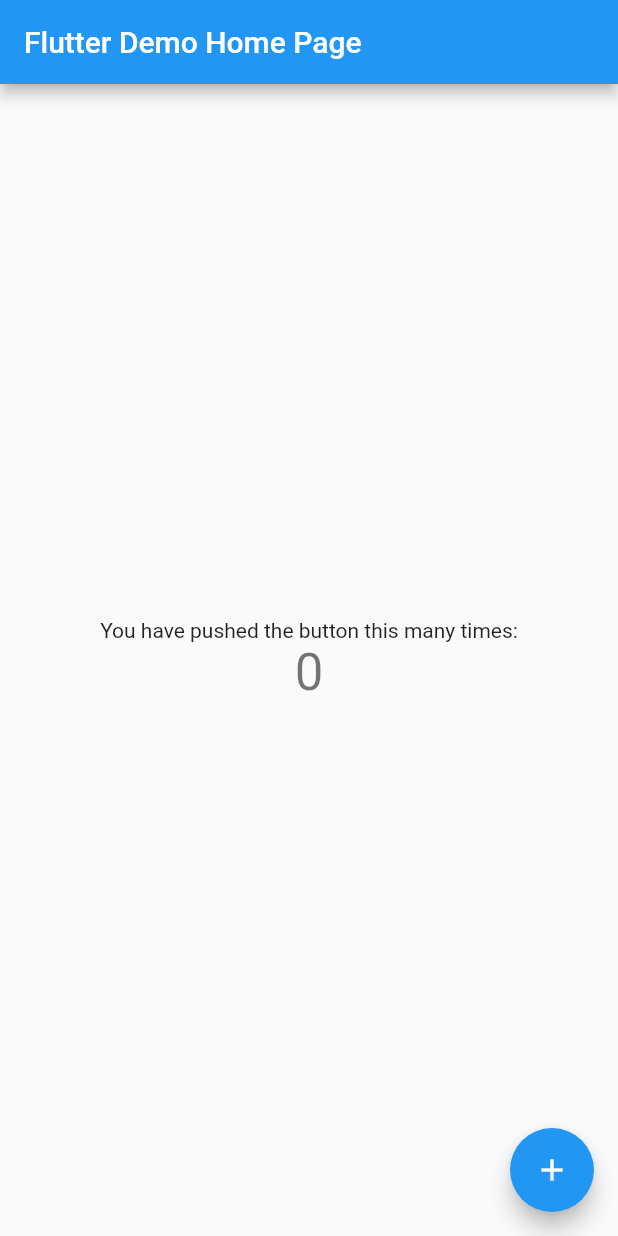
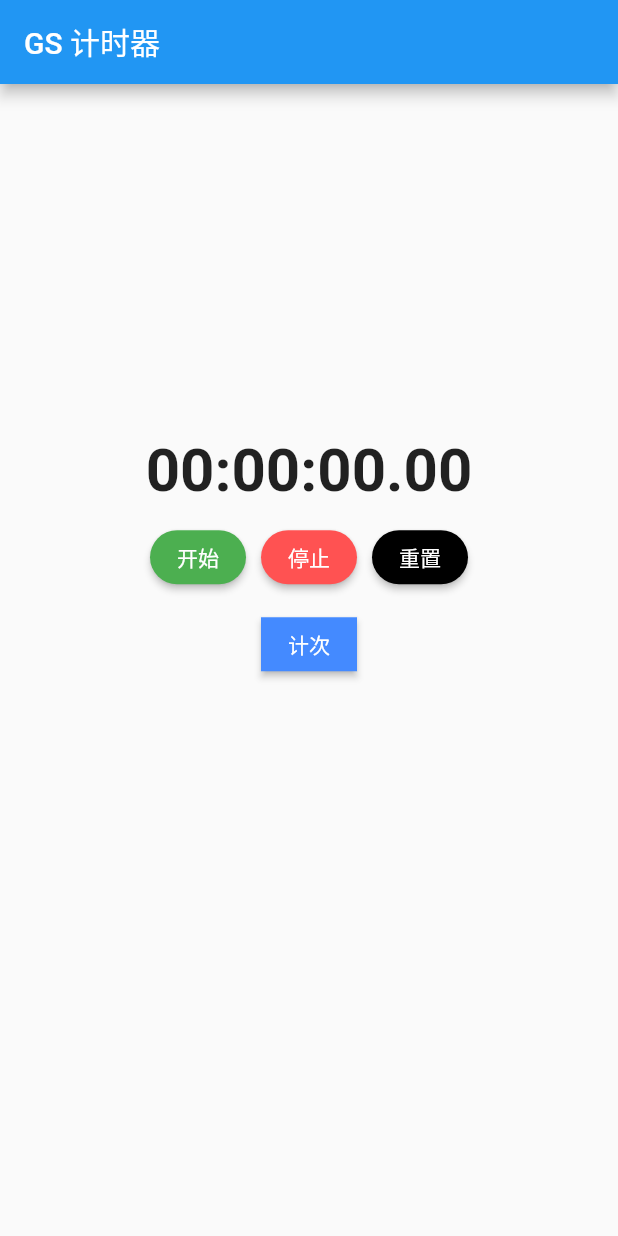
Before and after one commit to MuziLee-noob/gs_timer_mobile, a Flutter app: the screen it shows after launch, on a phone screen of 412 x 824 dp. Run offline on Flutter 3.47's test engine with Material 2 defaults, Android fonts, the phone set to English and light mode, and no system bars; our stand-ins replace stop_watch_timer.

Commit message:
[feat] 计时器基本功能

```diff
--- a/lib/main.dart
+++ b/lib/main.dart
@@ -1,4 +1,5 @@
 import 'package:flutter/material.dart';
+import 'package:stop_watch_timer/stop_watch_timer.dart';
 
 void main() {
   runApp(const MyApp());
@@ -11,7 +12,7 @@
   @override
   Widget build(BuildContext context) {
     return MaterialApp(
-      title: 'Flutter Demo',
+      title: 'GS 计时器',
       theme: ThemeData(
         // This is the theme of your application.
         //
@@ -24,22 +25,13 @@
         // is not restarted.
         primarySwatch: Colors.blue,
       ),
-      home: const MyHomePage(title: 'Flutter Demo Home Page'),
+      home: const MyHomePage(title: 'GS 计时器'),
     );
   }
 }
 
 class MyHomePage extends StatefulWidget {
   const MyHomePage({Key? key, required this.title}) : super(key: key);
-
-  // This widget is the home page of your application. It is stateful, meaning
-  // that it has a State object (defined below) that contains fields that affect
-  // how it looks.
-
-  // This class is the configuration for the state. It holds the values (in this
-  // case the title) provided by the parent (in this case the App widget) and
-  // used by the build method of the State. Fields in a Widget subclass are
-  // always marked "final".
 
   final String title;
 
@@ -48,68 +40,144 @@
 }
 
 class _MyHomePageState extends State<MyHomePage> {
-  int _counter = 0;
+  final StopWatchTimer _stopWatchTimer = StopWatchTimer();
+  final _isHours = true;
+  final _scrollController = ScrollController();
 
-  void _incrementCounter() {
-    setState(() {
-      // This call to setState tells the Flutter framework that something has
-      // changed in this State, which causes it to rerun the build method below
-      // so that the display can reflect the updated values. If we changed
-      // _counter without calling setState(), then the build method would not be
-      // called again, and so nothing would appear to happen.
-      _counter++;
-    });
+  @override
+  void dispose() {
+    super.dispose();
+    _stopWatchTimer.dispose();
+    _scrollController.dispose();
   }
 
   @override
   Widget build(BuildContext context) {
-    // This method is rerun every time setState is called, for instance as done
-    // by the _incrementCounter method above.
-    //
-    // The Flutter framework has been optimized to make rerunning build methods
-    // fast, so that you can just rebuild anything that needs updating rather
-    // than having to individually change instances of widgets.
     return Scaffold(
       appBar: AppBar(
-        // Here we take the value from the MyHomePage object that was created by
-        // the App.build method, and use it to set our appbar title.
         title: Text(widget.title),
       ),
       body: Center(
-        // Center is a layout widget. It takes a single child and positions it
-        // in the middle of the parent.
         child: Column(
-          // Column is also a layout widget. It takes a list of children and
-          // arranges them vertically. By default, it sizes itself to fit its
-          // children horizontally, and tries to be as tall as its parent.
-          //
-          // Invoke "debug painting" (press "p" in the console, choose the
-          // "Toggle Debug Paint" action from the Flutter Inspector in Android
-          // Studio, or the "Toggle Debug Paint" command in Visual Studio Code)
-          // to see the wireframe for each widget.
-          //
-          // Column has various properties to control how it sizes itself and
-          // how it positions its children. Here we use mainAxisAlignment to
-          // center the children vertically; the main axis here is the vertical
-          // axis because Columns are vertical (the cross axis would be
-          // horizontal).
           mainAxisAlignment: MainAxisAlignment.center,
-          children: <Widget>[
-            const Text(
-              'You have pushed the button this many times:',
+          children: [
+            StreamBuilder<int>(
+                stream: _stopWatchTimer.rawTime,
+                initialData: _stopWatchTimer.rawTime.value,
+                builder: (context, snapshot) {
+                  final value = snapshot.data;
+                  final displayTime =
+                      StopWatchTimer.getDisplayTime(value!, hours: _isHours);
+                  return Text(displayTime,
+                      style: const TextStyle(
+                          fontSize: 40.0, fontWeight: FontWeight.bold));
+                }),
+            const SizedBox(
+              height: 10.0,
             ),
-            Text(
-              '$_counter',
-              style: Theme.of(context).textTheme.headline4,
+            Row(
+              mainAxisAlignment: MainAxisAlignment.center,
+              children: [
+                ElevatedButton(
+                  style: ElevatedButton.styleFrom(
+                    primary: Colors.green,
+                    padding: const EdgeInsets.all(4),
+                    shape: const StadiumBorder(),
+                  ),
+                  onPressed: () {
+                    _stopWatchTimer.onExecute.add(StopWatchExecute.start);
+                  },
+                  child: const Text('开始'),
+                ),
+                const SizedBox(
+                  width: 10.0,
+                ),
+                ElevatedButton(
+                  style: ElevatedButton.styleFrom(
+                    primary: Colors.redAccent,
+                    padding: const EdgeInsets.all(4),
+                    shape: const StadiumBorder(),
+                  ),
+                  onPressed: () {
+                    _stopWatchTimer.onExecute.add(StopWatchExecute.stop);
+                  },
+                  child: const Text('停止'),
+                ),
+                const SizedBox(
+                  width: 10.0,
+                ),
+                ElevatedButton(
+                  style: ElevatedButton.styleFrom(
+                    primary: Colors.black,
+                    padding: const EdgeInsets.all(4),
+                    shape: const StadiumBorder(),
+                  ),
+                  onPressed: () {
+                    _stopWatchTimer.onExecute.add(StopWatchExecute.reset);
+                  },
+                  child: const Text('重置'),
+                ),
+              ],
             ),
+            const SizedBox(
+              height: 10.0,
+            ),
+            ElevatedButton(
+              style: ElevatedButton.styleFrom(
+                primary: Colors.blueAccent,
+                padding: const EdgeInsets.all(4),
+                shape: const BeveledRectangleBorder(),
+              ),
+              onPressed: () {
+                _stopWatchTimer.onExecute.add(StopWatchExecute.lap);
+              },
+              child: const Text('计次'),
+            ),
+            Container(
+              height: 120,
+              margin: const EdgeInsets.all(8),
+              child: StreamBuilder<List<StopWatchRecord>>(
+                stream: _stopWatchTimer.records,
+                initialData: _stopWatchTimer.records.value,
+                builder: (context, snapshot) {
+                  final value = snapshot.data;
+                  if (value!.isEmpty) {
+                    return Container();
+                  }
+                  Future.delayed(const Duration(milliseconds: 100), () {
+                    _scrollController.animateTo(
+                        _scrollController.position.maxScrollExtent,
+                        duration: const Duration(milliseconds: 200),
+                        curve: Curves.easeOut);
+                  });
+                  return ListView.builder(
+                    controller: _scrollController,
+                    itemBuilder: (context, index) {
+                      final data = value[index];
+                      return Column(
+                        children: [
+                          Padding(
+                            padding: const EdgeInsets.all(8.0),
+                            child: Text(
+                              '${index + 1} - ${data.displayTime}',
+                              style: const TextStyle(
+                                  fontSize: 17, fontWeight: FontWeight.bold),
+                            ),
+                          ),
+                          const Divider(
+                            height: 1.0,
+                          )
+                        ],
+                      );
+                    },
+                    itemCount: value.length,
+                  );
+                },
+              ),
+            )
           ],
         ),
       ),
-      floatingActionButton: FloatingActionButton(
-        onPressed: _incrementCounter,
-        tooltip: 'Increment',
-        child: const Icon(Icons.add),
-      ), // This trailing comma makes auto-formatting nicer for build methods.
     );
   }
 }
--- a/pubspec.yaml
+++ b/pubspec.yaml
@@ -29,6 +29,7 @@
 dependencies:
   flutter:
     sdk: flutter
+  stop_watch_timer: ^1.3.1
 
 
   # The following adds the Cupertino Icons font to your application.
```
Also changed, not shown: pubspec.lock.
